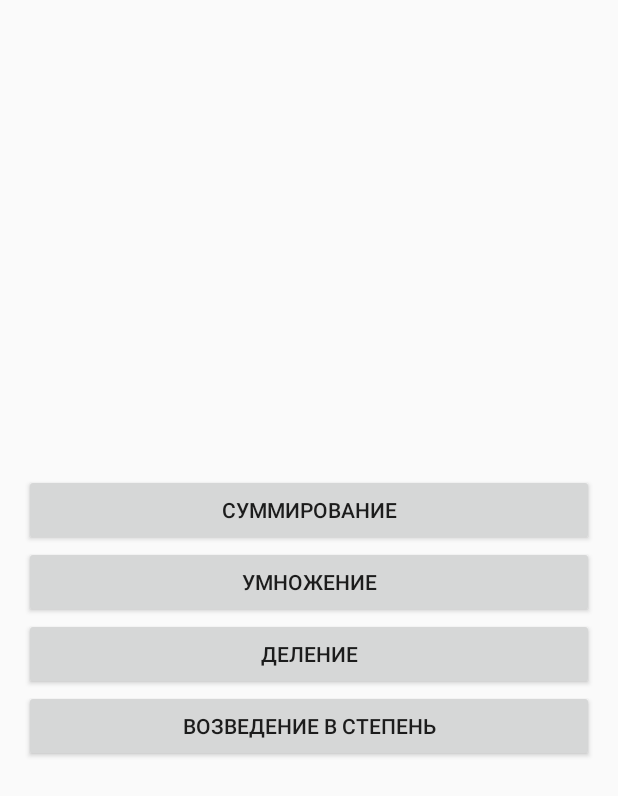
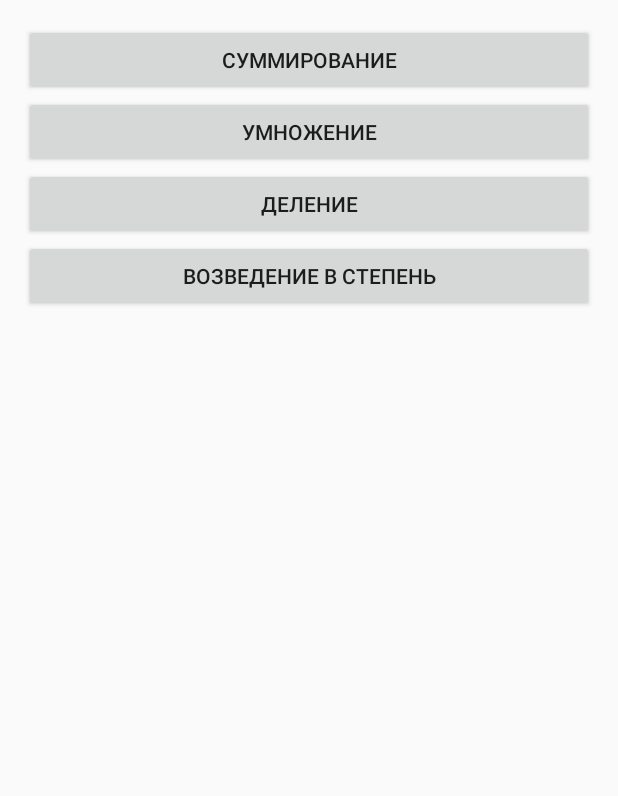
Before and after one commit to cooldman/HappyCalculations, an Android app: the screen it shows after launch (MenuActivity), on a phone screen of 412 x 824 dp. Shown: the top 796 px of the screen. Run offline under Robolectric (Android 15) with nearby library versions, the phone set to English and light mode, and no system bars; our stand-ins replace AdMob.

Commit message:
Редизаин

```diff
--- a/app/src/main/AndroidManifest.xml
+++ b/app/src/main/AndroidManifest.xml
@@ -17,6 +17,7 @@
     <meta-data android:name="com.google.android.gms.version"
                android:value="@integer/google_play_services_version" />
     <activity
+      android:theme="@style/Theme.AppCompat.Light"
       android:name=".MenuActivity"
       android:label="@string/app_name">
       <intent-filter>
@@ -27,7 +28,10 @@
     </activity>
     <activity
       android:name=".MainActivity"
-      android:launchMode="singleTask">
+      android:parentActivityName=".MenuActivity">
+      <meta-data
+        android:name="android.support.PARENT_ACTIVITY"
+        android:value=".MenuActivity" />
     </activity>
     <!--Include the AdActivity configChanges and theme. -->
     <activity android:name="com.google.android.gms.ads.AdActivity"
--- a/app/src/main/res/layout/menu_activity.xml
+++ b/app/src/main/res/layout/menu_activity.xml
@@ -10,7 +10,8 @@
                 tools:context=".MenuActivity">
   <LinearLayout android:orientation="vertical"
     android:layout_width="fill_parent"
-    android:layout_height="fill_parent"
+    android:layout_height="wrap_content"
+    android:layout_weight=".60"
     android:gravity="center">
     <Button android:id="@+id/plus"
             android:text="@string/sum"
@@ -28,13 +29,13 @@
             android:text="@string/power"
             android:layout_width="match_parent"
             android:layout_height="wrap_content"/>
-    <com.google.android.gms.ads.AdView
-      android:id="@+id/adView"
-      android:layout_width="match_parent"
-      android:layout_height="match_parent"
-      android:layout_alignParentBottom="true"
-      ads:adSize="BANNER"
-      ads:adUnitId="@string/banner_ad_unit_id">
-    </com.google.android.gms.ads.AdView>
   </LinearLayout>
+  <com.google.android.gms.ads.AdView
+    android:id="@+id/adView"
+    android:layout_width="wrap_content"
+    android:layout_height="wrap_content"
+    android:layout_alignParentBottom="true"
+    ads:adSize="BANNER"
+    ads:adUnitId="@string/banner_ad_unit_id">
+  </com.google.android.gms.ads.AdView>
 </RelativeLayout>
```
Also changed, not shown: app/src/main/java/com/onedeveloperstudio/happycalculations/MainActivity.java (+6 -1 lines).
